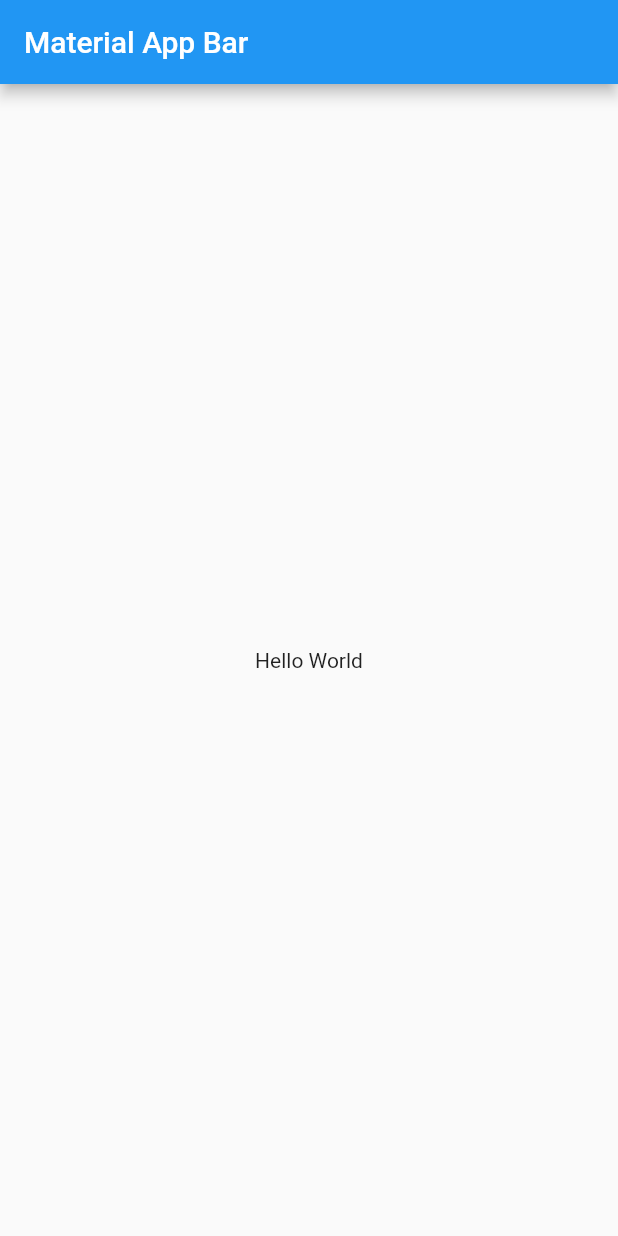
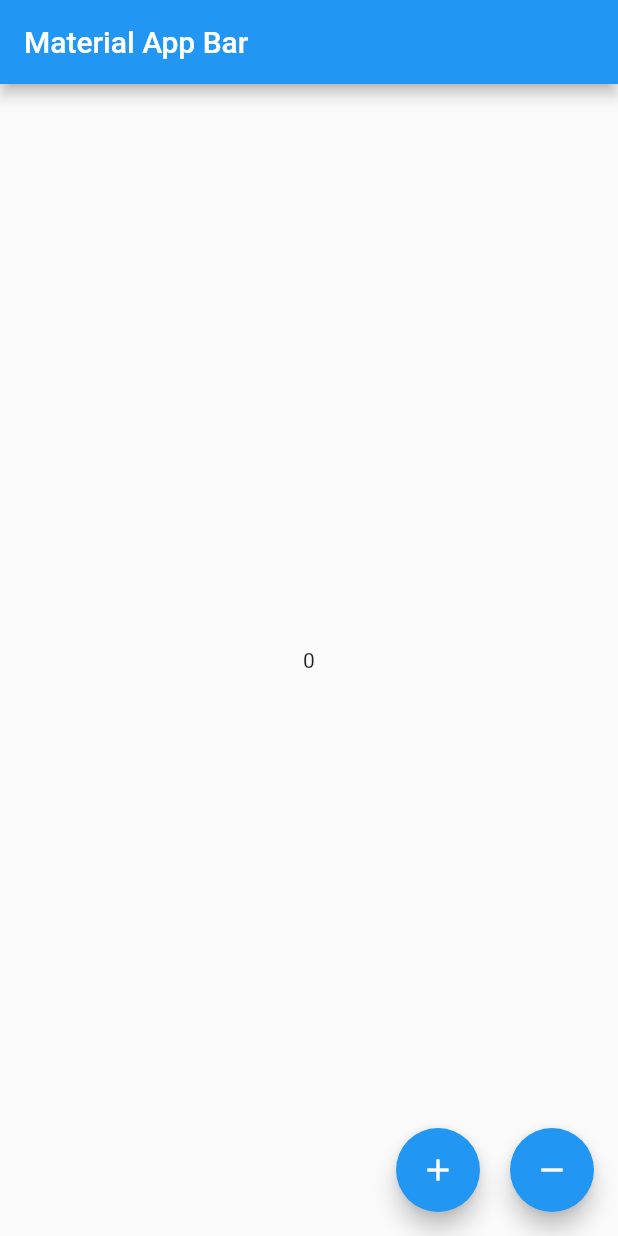
Before and after one commit to dycktoz/notes_app, a Flutter app: the screen it shows after launch, on a phone screen of 412 x 824 dp. Run offline on Flutter 3.47's test engine with Material 2 defaults, Android fonts, the phone set to English and light mode, and no system bars.

Commit message:
WIP: noc

```diff
--- a/lib/main.dart
+++ b/lib/main.dart
@@ -1,22 +1,12 @@
 import 'package:flutter/material.dart';
+
+import 'pruebloc/home_page.dart';
 
 void main() => runApp(MyApp());
 
 class MyApp extends StatelessWidget {
   @override
   Widget build(BuildContext context) {
-    return MaterialApp(
-      title: 'Material App',
-      home: Scaffold(
-        appBar: AppBar(
-          title: const Text('Material App Bar'),
-        ),
-        body: Center(
-          child: Container(
-            child: const Text('Hello World'),
-          ),
-        ),
-      ),
-    );
+    return const MaterialApp(title: 'Material App', home: HomePage());
   }
 }
--- /dev/null
+++ b/lib/pruebloc/counter_bloc.dart
@@ -0,0 +1,34 @@
+import 'dart:async';
+
+import 'package:notes_app/pruebloc/counter_event.dart';
+
+class CounterBloc {
+  int _counter = 0;
+
+  final _counterStateController = StreamController<int>();
+  StreamSink<int> get _inCounter => _counterStateController.sink;
+
+  Stream<int> get counter => _counterStateController.stream;
+
+  final _counterEventController = StreamController<CounterEvent>();
+
+  Sink<CounterEvent> get counterEventSink => _counterEventController.sink;
+  CounterBloc() {
+    _counterEventController.stream.listen(_mapEventToState);
+  }
+  void _mapEventToState(CounterEvent event) {
+    if (event is IncrementEvent) {
+      _counter++;
+      _inCounter.add(_counter);
+    } else {
+      _counter--;
+
+      _inCounter.add(_counter);
+    }
+  }
+
+  void dispose() {
+    _counterStateController.close();
+    _counterEventController.close();
+  }
+}
--- /dev/null
+++ b/lib/pruebloc/counter_event.dart
@@ -0,0 +1,5 @@
+abstract class CounterEvent {}
+
+class IncrementEvent extends CounterEvent {}
+
+class DecrementEvent extends CounterEvent {}
--- /dev/null
+++ b/lib/pruebloc/home_page.dart
@@ -0,0 +1,59 @@
+import 'package:flutter/material.dart';
+import 'package:notes_app/pruebloc/counter_bloc.dart';
+import 'package:notes_app/pruebloc/counter_event.dart';
+
+class HomePage extends StatefulWidget {
+  const HomePage({super.key});
+
+  @override
+  State<HomePage> createState() => _HomePageState();
+}
+
+class _HomePageState extends State<HomePage> {
+  final _bloc = CounterBloc();
+
+  @override
+  Widget build(BuildContext context) {
+    return Scaffold(
+      appBar: AppBar(
+        title: const Text('Material App Bar'),
+      ),
+      body: Center(
+        child: StreamBuilder(
+          stream: _bloc.counter,
+          initialData: 0,
+          builder: (BuildContext context, AsyncSnapshot<int> snapshot) {
+            return Container(
+              child: Text("${snapshot.data}"),
+            );
+          },
+        ),
+      ),
+      floatingActionButton: Row(
+        mainAxisAlignment: MainAxisAlignment.end,
+        children: [
+          FloatingActionButton(
+            onPressed: () => _bloc.counterEventSink.add(IncrementEvent()),
+            tooltip: "s",
+            child: const Icon(Icons.add),
+          ),
+          const SizedBox(
+            width: 20,
+          ),
+          FloatingActionButton(
+            onPressed: () => _bloc.counterEventSink.add(DecrementEvent()),
+            tooltip: "d",
+            child: const Icon(Icons.remove),
+          ),
+        ],
+      ),
+    );
+  }
+
+  @override
+  void dispose() {
+    // TODO: implement dispose
+    super.dispose();
+    _bloc.dispose();
+  }
+}
--- a/pubspec.yaml
+++ b/pubspec.yaml
@@ -33,6 +33,7 @@ dependencies:
   dartz: ^0.10.1
   flutter:
     sdk: flutter
+  flutter_bloc: ^8.1.1
   freezed: ^2.2.1
   freezed_annotation: ^2.2.0
 
```
Also changed, not shown: lib/domain/auth/email_address.dart (+51 -48 lines), pubspec.lock.
